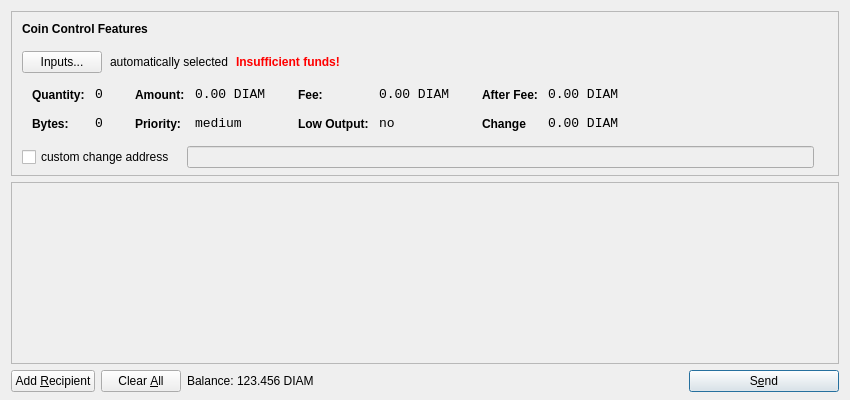
Old version of the form src/qt/forms/sendcoinsdialog.ui in the repository diamint-DIAM/diamint.
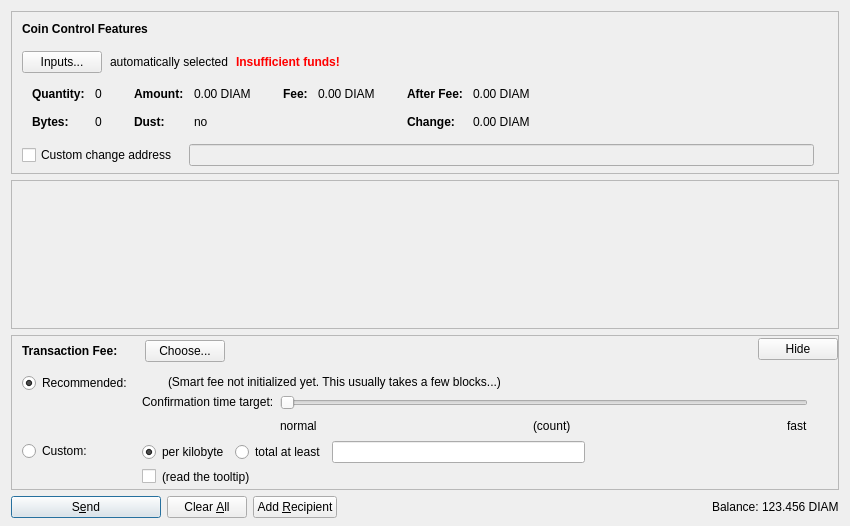
New version of the form. Icons and pictures are not drawn. Custom widgets are drawn as their Qt base class.

Diff of the .ui file:
```diff
--- a/src/qt/forms/sendcoinsdialog.ui
+++ b/src/qt/forms/sendcoinsdialog.ui
@@ -7,13 +7,13 @@
     <x>0</x>
     <y>0</y>
     <width>850</width>
-    <height>400</height>
+    <height>526</height>
    </rect>
   </property>
   <property name="windowTitle">
    <string>Send Coins</string>
   </property>
-  <layout class="QVBoxLayout" name="verticalLayout" stretch="0,1,0">
+  <layout class="QVBoxLayout" name="verticalLayout" stretch="0,1,0,0">
    <property name="bottomMargin">
     <number>8</number>
    </property>
@@ -39,7 +39,7 @@
      </property>
      <layout class="QVBoxLayout" name="verticalLayoutCoinControl2">
       <property name="spacing">
-       <number>-1</number>
+       <number>0</number>
       </property>
       <property name="leftMargin">
        <number>0</number>
@@ -206,8 +206,11 @@
                </property>
                <item row="0" column="0">
                 <widget class="QLabel" name="labelCoinControlQuantityText">
-                 <property name="styleSheet">
-                  <string notr="true">font-weight:bold;</string>
+                 <property name="font">
+                  <font>
+                   <weight>75</weight>
+                   <bold>true</bold>
+                  </font>
                  </property>
                  <property name="text">
                   <string>Quantity:</string>
@@ -219,12 +222,6 @@
                </item>
                <item row="0" column="1">
                 <widget class="QLabel" name="labelCoinControlQuantity">
-                 <property name="font">
-                  <font>
-                   <family>Monospace</family>
-                   <pointsize>10</pointsize>
-                  </font>
-                 </property>
                  <property name="cursor">
                   <cursorShape>IBeamCursor</cursorShape>
                  </property>
@@ -244,8 +241,11 @@
                </item>
                <item row="1" column="0">
                 <widget class="QLabel" name="labelCoinControlBytesText">
-                 <property name="styleSheet">
-                  <string notr="true">font-weight:bold;</string>
+                 <property name="font">
+                  <font>
+                   <weight>75</weight>
+                   <bold>true</bold>
+                  </font>
                  </property>
                  <property name="text">
                   <string>Bytes:</string>
@@ -254,12 +254,6 @@
                </item>
                <item row="1" column="1">
                 <widget class="QLabel" name="labelCoinControlBytes">
-                 <property name="font">
-                  <font>
-                   <family>Monospace</family>
-                   <pointsize>10</pointsize>
-                  </font>
-                 </property>
                  <property name="cursor">
                   <cursorShape>IBeamCursor</cursorShape>
                  </property>
@@ -295,8 +289,11 @@
                </property>
                <item row="0" column="0">
                 <widget class="QLabel" name="labelCoinControlAmountText">
-                 <property name="styleSheet">
-                  <string notr="true">font-weight:bold;</string>
+                 <property name="font">
+                  <font>
+                   <weight>75</weight>
+                   <bold>true</bold>
+                  </font>
                  </property>
                  <property name="text">
                   <string>Amount:</string>
@@ -308,12 +305,6 @@
                </item>
                <item row="0" column="1">
                 <widget class="QLabel" name="labelCoinControlAmount">
-                 <property name="font">
-                  <font>
-                   <family>Monospace</family>
-                   <pointsize>10</pointsize>
-                  </font>
-                 </property>
                  <property name="cursor">
                   <cursorShape>IBeamCursor</cursorShape>
                  </property>
@@ -329,23 +320,20 @@
                 </widget>
                </item>
                <item row="1" column="0">
-                <widget class="QLabel" name="labelCoinControlPriorityText">
-                 <property name="styleSheet">
-                  <string notr="true">font-weight:bold;</string>
+                <widget class="QLabel" name="labelCoinControlLowOutputText">
+                 <property name="font">
+                  <font>
+                   <weight>75</weight>
+                   <bold>true</bold>
+                  </font>
                  </property>
                  <property name="text">
-                  <string>Priority:</string>
+                  <string>Dust:</string>
                  </property>
                 </widget>
                </item>
                <item row="1" column="1">
-                <widget class="QLabel" name="labelCoinControlPriority">
-                 <property name="font">
-                  <font>
-                   <family>Monospace</family>
-                   <pointsize>10</pointsize>
-                  </font>
-                 </property>
+                <widget class="QLabel" name="labelCoinControlLowOutput">
                  <property name="cursor">
                   <cursorShape>IBeamCursor</cursorShape>
                  </property>
@@ -353,7 +341,7 @@
                   <enum>Qt::ActionsContextMenu</enum>
                  </property>
                  <property name="text">
-                  <string>medium</string>
+                  <string notr="true">no</string>
                  </property>
                  <property name="textInteractionFlags">
                   <set>Qt::LinksAccessibleByMouse|Qt::TextSelectableByKeyboard|Qt::TextSelectableByMouse</set>
@@ -381,8 +369,11 @@
                </property>
                <item row="0" column="0">
                 <widget class="QLabel" name="labelCoinControlFeeText">
-                 <property name="styleSheet">
-                  <string notr="true">font-weight:bold;</string>
+                 <property name="font">
+                  <font>
+                   <weight>75</weight>
+                   <bold>true</bold>
+                  </font>
                  </property>
                  <property name="text">
                   <string>Fee:</string>
@@ -394,12 +385,6 @@
                </item>
                <item row="0" column="1">
                 <widget class="QLabel" name="labelCoinControlFee">
-                 <property name="font">
-                  <font>
-                   <family>Monospace</family>
-                   <pointsize>10</pointsize>
-                  </font>
-                 </property>
                  <property name="cursor">
                   <cursorShape>IBeamCursor</cursorShape>
                  </property>
@@ -407,39 +392,7 @@
                   <enum>Qt::ActionsContextMenu</enum>
                  </property>
                  <property name="text">
-                  <string>0.00 DIAM</string>
-                 </property>
-                 <property name="textInteractionFlags">
-                  <set>Qt::LinksAccessibleByMouse|Qt::TextSelectableByKeyboard|Qt::TextSelectableByMouse</set>
-                 </property>
-                </widget>
-               </item>
-               <item row="1" column="0">
-                <widget class="QLabel" name="labelCoinControlLowOutputText">
-                 <property name="styleSheet">
-                  <string notr="true">font-weight:bold;</string>
-                 </property>
-                 <property name="text">
-                  <string>Low Output:</string>
-                 </property>
-                </widget>
-               </item>
-               <item row="1" column="1">
-                <widget class="QLabel" name="labelCoinControlLowOutput">
-                 <property name="font">
-                  <font>
-                   <family>Monospace</family>
-                   <pointsize>10</pointsize>
-                  </font>
-                 </property>
-                 <property name="cursor">
-                  <cursorShape>IBeamCursor</cursorShape>
-                 </property>
-                 <property name="contextMenuPolicy">
-                  <enum>Qt::ActionsContextMenu</enum>
-                 </property>
-                 <property name="text">
-                  <string>no</string>
+                  <string notr="true">0.00 DIAM</string>
                  </property>
                  <property name="textInteractionFlags">
                   <set>Qt::LinksAccessibleByMouse|Qt::TextSelectableByKeyboard|Qt::TextSelectableByMouse</set>
@@ -467,8 +420,11 @@
                </property>
                <item row="0" column="0">
                 <widget class="QLabel" name="labelCoinControlAfterFeeText">
-                 <property name="styleSheet">
-                  <string notr="true">font-weight:bold;</string>
+                 <property name="font">
+                  <font>
+                   <weight>75</weight>
+                   <bold>true</bold>
+                  </font>
                  </property>
                  <property name="text">
                   <string>After Fee:</string>
@@ -480,12 +436,6 @@
                </item>
                <item row="0" column="1">
                 <widget class="QLabel" name="labelCoinControlAfterFee">
-                 <property name="font">
-                  <font>
-                   <family>Monospace</family>
-                   <pointsize>10</pointsize>
-                  </font>
-                 </property>
                  <property name="cursor">
                   <cursorShape>IBeamCursor</cursorShape>
                  </property>
@@ -502,22 +452,19 @@
                </item>
                <item row="1" column="0">
                 <widget class="QLabel" name="labelCoinControlChangeText">
-                 <property name="styleSheet">
-                  <string notr="true">font-weight:bold;</string>
+                 <property name="font">
+                  <font>
+                   <weight>75</weight>
+                   <bold>true</bold>
+                  </font>
                  </property>
                  <property name="text">
-                  <string>Change</string>
+                  <string>Change:</string>
                  </property>
                 </widget>
                </item>
                <item row="1" column="1">
                 <widget class="QLabel" name="labelCoinControlChange">
-                 <property name="font">
-                  <font>
-                   <family>Monospace</family>
-                   <pointsize>10</pointsize>
-                  </font>
-                 </property>
                  <property name="cursor">
                   <cursorShape>IBeamCursor</cursorShape>
                  </property>
@@ -556,7 +503,7 @@
           <item>
            <widget class="QCheckBox" name="checkBoxCoinControlChange">
             <property name="text">
-             <string>custom change address</string>
+             <string>Custom change address</string>
             </property>
            </widget>
           </item>
@@ -626,11 +573,20 @@
         <x>0</x>
         <y>0</y>
         <width>830</width>
-        <height>165</height>
+        <height>104</height>
        </rect>
       </property>
-      <layout class="QVBoxLayout" name="verticalLayout_2">
-       <property name="margin">
+      <layout class="QVBoxLayout" name="verticalLayout_2" stretch="0,1">
+       <property name="leftMargin">
+        <number>0</number>
+       </property>
+       <property name="topMargin">
+        <number>0</number>
+       </property>
+       <property name="rightMargin">
+        <number>0</number>
+       </property>
+       <property name="bottomMargin">
         <number>0</number>
        </property>
        <item>
@@ -657,15 +613,572 @@
      </widget>
     </widget>
    </item>
+   <item>
+    <widget class="QFrame" name="frameFee">
+     <property name="sizePolicy">
+      <sizepolicy hsizetype="Expanding" vsizetype="Expanding">
+       <horstretch>0</horstretch>
+       <verstretch>0</verstretch>
+      </sizepolicy>
+     </property>
+     <property name="maximumSize">
+      <size>
+       <width>16777215</width>
+       <height>16777215</height>
+      </size>
+     </property>
+     <property name="frameShape">
+      <enum>QFrame::StyledPanel</enum>
+     </property>
+     <property name="frameShadow">
+      <enum>QFrame::Sunken</enum>
+     </property>
+     <layout class="QVBoxLayout" name="verticalLayoutFee1">
+      <property name="spacing">
+       <number>0</number>
+      </property>
+      <property name="leftMargin">
+       <number>0</number>
+      </property>
+      <property name="topMargin">
+       <number>0</number>
+      </property>
+      <property name="rightMargin">
+       <number>0</number>
+      </property>
+      <property name="bottomMargin">
+       <number>0</number>
+      </property>
+      <item>
+       <layout class="QVBoxLayout" name="verticalLayoutFee2" stretch="0,0,0">
+        <property name="spacing">
+         <number>0</number>
+        </property>
+        <property name="leftMargin">
+         <number>10</number>
+        </property>
+        <property name="topMargin">
+         <number>0</number>
+        </property>
+        <item>
+         <layout class="QHBoxLayout" name="horizontalLayoutFee1">
+          <property name="bottomMargin">
+           <number>0</number>
+          </property>
+          <item>
+           <layout class="QVBoxLayout" name="verticalLayoutFee7">
+            <property name="spacing">
+             <number>0</number>
+            </property>
+            <item>
+             <spacer name="verticalSpacerSmartFee">
+              <property name="orientation">
+               <enum>Qt::Vertical</enum>
+              </property>
+              <property name="sizeType">
+               <enum>QSizePolicy::Fixed</enum>
+              </property>
+              <property name="sizeHint" stdset="0">
+               <size>
+                <width>1</width>
+                <height>4</height>
+               </size>
+              </property>
+             </spacer>
+            </item>
+            <item>
+             <layout class="QHBoxLayout" name="horizontalLayoutSmartFee">
+              <property name="spacing">
+               <number>10</number>
+              </property>
+              <item>
+               <widget class="QLabel" name="labelFeeHeadline">
+                <property name="sizePolicy">
+                 <sizepolicy hsizetype="Preferred" vsizetype="Maximum">
+                  <horstretch>0</horstretch>
+                  <verstretch>0</verstretch>
+                 </sizepolicy>
+                </property>
+                <property name="font">
+                 <font>
+                  <weight>75</weight>
+                  <bold>true</bold>
+                 </font>
+                </property>
+                <property name="styleSheet">
+                 <string notr="true">font-weight:bold;</string>
+                </property>
+                <property name="text">
+                 <string>Transaction Fee:</string>
+                </property>
+               </widget>
+              </item>
+              <item>
+               <widget class="QLabel" name="labelFeeMinimized">
+                <property name="text">
+                 <string/>
+                </property>
+               </widget>
+              </item>
+              <item>
+               <widget class="QPushButton" name="buttonChooseFee">
+                <property name="text">
+                 <string>Choose...</string>
+                </property>
+               </widget>
+              </item>
+             </layout>
+            </item>
+            <item>
+             <spacer name="verticalSpacer_5">
+              <property name="orientation">
+               <enum>Qt::Vertical</enum>
+              </property>
+              <property name="sizeHint" stdset="0">
+               <size>
+                <width>1</width>
+                <height>1</height>
+               </size>
+              </property>
+             </spacer>
+            </item>
+           </layout>
+          </item>
+          <item>
+           <spacer name="horizontalSpacer_4">
+            <property name="orientation">
+             <enum>Qt::Horizontal</enum>
+            </property>
+            <property name="sizeHint" stdset="0">
+             <size>
+              <width>40</width>
+              <height>20</height>
+             </size>
+            </property>
+           </spacer>
+          </item>
+          <item>
+           <widget class="QPushButton" name="buttonMinimizeFee">
+            <property name="toolTip">
+             <string>collapse fee-settings</string>
+            </property>
+            <property name="text">
+             <string>Hide</string>
+            </property>
+           </widget>
+          </item>
+         </layout>
+        </item>
+        <item>
+         <widget class="QFrame" name="frameFeeSelection">
+          <layout class="QVBoxLayout" name="verticalLayoutFee12">
+           <property name="spacing">
+            <number>0</number>
+           </property>
+           <property name="leftMargin">
+            <number>0</number>
+           </property>
+           <property name="topMargin">
+            <number>0</number>
+           </property>
+           <property name="rightMargin">
+            <number>0</number>
+           </property>
+           <property name="bottomMargin">
+            <number>0</number>
+           </property>
+           <item>
+            <layout class="QGridLayout" name="gridLayoutFee">
+             <property name="topMargin">
+              <number>10</number>
+             </property>
+             <property name="bottomMargin">
+              <number>4</number>
+             </property>
+             <property name="horizontalSpacing">
+              <number>10</number>
+             </property>
+             <property name="verticalSpacing">
+              <number>4</number>
+             </property>
+             <item row="1" column="1">
+              <layout class="QVBoxLayout" name="verticalLayoutFee8">
+               <property name="spacing">
+                <number>6</number>
+               </property>
+               <item>
+                <layout class="QHBoxLayout" name="horizontalLayoutFee13">
+                 <item>
+                  <widget class="QRadioButton" name="radioCustomPerKilobyte">
+                   <property name="toolTip">
+                    <string>If the custom fee is set to 1000 satoshis and the transaction is only 250 bytes, then &quot;per kilobyte&quot; only pays 250 satoshis in fee, while &quot;total at least&quot; pays 1000 satoshis. For transactions bigger than a kilobyte both pay by kilobyte.</string>
+                   </property>
+                   <property name="text">
+                    <string>per kilobyte</string>
+                   </property>
+                   <property name="checked">
+                    <bool>true</bool>
+                   </property>
+                   <attribute name="buttonGroup">
+                    <string notr="true">groupCustomFee</string>
+                   </attribute>
+                  </widget>
+                 </item>
+                 <item>
+                  <widget class="QRadioButton" name="radioCustomAtLeast">
+                   <property name="toolTip">
+                    <string>If the custom fee is set to 1000 satoshis and the transaction is only 250 bytes, then &quot;per kilobyte&quot; only pays 250 satoshis in fee, while &quot;total at least&quot; pays 1000 satoshis. For transactions bigger than a kilobyte both pay by kilobyte.</string>
+                   </property>
+                   <property name="text">
+                    <string>total at least</string>
+                   </property>
+                   <attribute name="buttonGroup">
+                    <string notr="true">groupCustomFee</string>
+                   </attribute>
+                  </widget>
+                 </item>
+                 <item>
+                  <widget class="BitcoinAmountField" name="customFee"/>
+                 </item>
+                 <item>
+                  <spacer name="horizontalSpacer_6">
+                   <property name="orientation">
+                    <enum>Qt::Horizontal</enum>
+                   </property>
+                   <property name="sizeHint" stdset="0">
+                    <size>
+                     <width>1</width>
+                     <height>1</height>
+                    </size>
+                   </property>
+                  </spacer>
+                 </item>
+                </layout>
+               </item>
+               <item>
+                <layout class="QHBoxLayout" name="horizontalLayoutFee8">
+                 <item>
+                  <widget class="QCheckBox" name="checkBoxMinimumFee">
+                   <property name="toolTip">
+                    <string>Paying only the minimum fee is just fine as long as there is less transaction volume than space in the blocks. But be aware that this can end up in a never confirming transaction once there is more demand for diamint transactions than the network can process.</string>
+                   </property>
+                   <property name="text">
+                    <string/>
+                   </property>
+                  </widget>
+                 </item>
+                 <item>
+                  <widget class="QLabel" name="labelMinFeeWarning">
+                   <property name="enabled">
+                    <bool>true</bool>
+                   </property>
+                   <property name="toolTip">
+                    <string>Paying only the minimum fee is just fine as long as there is less transaction volume than space in the blocks. But be aware that this can end up in a never confirming transaction once there is more demand for diamint transactions than the network can process.</string>
+                   </property>
+                   <property name="text">
+                    <string>(read the tooltip)</string>
+                   </property>
+                   <property name="margin">
+                    <number>5</number>
+                   </property>
+                  </widget>
+                 </item>
+                 <item>
+                  <spacer name="horizontalSpacer_2">
+                   <property name="orientation">
+                    <enum>Qt::Horizontal</enum>
+                   </property>
+                   <property name="sizeHint" stdset="0">
+                    <size>
+                     <width>1</width>
+                     <height>1</height>
+                    </size>
+                   </property>
+                  </spacer>
+                 </item>
+                </layout>
+               </item>
+              </layout>
+             </item>
+             <item row="0" column="0">
+              <layout class="QVBoxLayout" name="verticalLayoutFee4" stretch="0,1">
+               <item>
+                <widget class="QRadioButton" name="radioSmartFee">
+                 <property name="text">
+                  <string>Recommended:</string>
+                 </property>
+                 <property name="checked">
+                  <bool>true</bool>
+                 </property>
+                 <attribute name="buttonGroup">
+                  <string notr="true">groupFee</string>
+                 </attribute>
+                </widget>
+               </item>
+               <item>
+                <spacer name="verticalSpacer_2">
+                 <property name="orientation">
+                  <enum>Qt::Vertical</enum>
+                 </property>
+                 <property name="sizeHint" stdset="0">
+                  <size>
+                   <width>1</width>
+                   <height>1</height>
+                  </size>
+                 </property>
+                </spacer>
+               </item>
+              </layout>
+             </item>
+             <item row="1" column="0">
+              <layout class="QVBoxLayout" name="verticalLayoutFee9" stretch="0,1">
+               <item>
+                <widget class="QRadioButton" name="radioCustomFee">
+                 <property name="text">
+                  <string>Custom:</string>
+                 </property>
+                 <attribute name="buttonGroup">
+                  <string notr="true">groupFee</string>
+                 </attribute>
+                </widget>
+               </item>
+               <item>
+                <spacer name="verticalSpacer_6">
+                 <property name="orientation">
+                  <enum>Qt::Vertical</enum>
+                 </property>
+                 <property name="sizeHint" stdset="0">
+                  <size>
+                   <width>1</width>
+                   <height>1</height>
+                  </size>
+                 </property>
+                </spacer>
+               </item>
+              </layout>
+             </item>
+             <item row="0" column="1">
+              <layout class="QVBoxLayout" name="verticalLayoutFee3" stretch="0,0,1">
+               <property name="spacing">
+                <number>6</number>
+               </property>
+               <property name="topMargin">
+                <number>2</number>
+               </property>
+               <item>
+                <layout class="QHBoxLayout" name="horizontalLayoutFee12">
+                 <item>
+                  <widget class="QLabel" name="labelSmartFee">
+                   <property name="text">
+                    <string/>
+                   </property>
+                   <property name="margin">
+                    <number>2</number>
+                   </property>
+                  </widget>
+                 </item>
+                 <item>
+                  <widget class="QLabel" name="labelFeeEstimation">
+                   <property name="text">
+                    <string/>
+                   </property>
+                  </widget>
+                 </item>
+                 <item>
+                  <widget class="QLabel" name="labelSmartFee2">
+                   <property name="text">
+                    <string>(Smart fee not initialized yet. This usually takes a few blocks...)</string>
+                   </property>
+                   <property name="margin">
+                    <number>2</number>
+                   </property>
+                  </widget>
+                 </item>
+                 <item>
+                  <spacer name="horizontalSpacer_5">
+                   <property name="orientation">
+                    <enum>Qt::Horizontal</enum>
+                   </property>
+                   <property name="sizeHint" stdset="0">
+                    <size>
+                     <width>1</width>
+                     <height>1</height>
+                    </size>
+                   </property>
+                  </spacer>
+                 </item>
+                </layout>
+               </item>
+               <item>
+                <layout class="QHBoxLayout" name="horizontalLayoutFee9">
+                 <item>
+                  <layout class="QVBoxLayout" name="verticalLayoutFee6">
+                   <item>
+                    <widget class="QLabel" name="labelSmartFee3">
+                     <property name="text">
+                      <string>Confirmation time target:</string>
+                     </property>
+                     <property name="margin">
+                      <number>2</number>
+                     </property>
+                    </widget>
+                   </item>
+                   <item>
+                    <spacer name="verticalSpacer_3">
+                     <property name="orientation">
+                      <enum>Qt::Vertical</enum>
+                     </property>
+                     <property name="sizeHint" stdset="0">
+                      <size>
+                       <width>1</width>
+                       <height>1</height>
+                      </size>
+                     </property>
+                    </spacer>
+                   </item>
+                  </layout>
+                 </item>
+                 <item>
+                  <layout class="QVBoxLayout" name="verticalLayoutFee5">
+                   <property name="rightMargin">
+                    <number>30</number>
+                   </property>
+                   <item>
+                    <widget class="QSlider" name="sliderSmartFee">
+                     <property name="minimum">
+                      <number>0</number>
+                     </property>
+                     <property name="maximum">
+                      <number>23</number>
+                     </property>
+                     <property name="pageStep">
+                      <number>1</number>
+                     </property>
+                     <property name="value">
+                      <number>0</number>
+                     </property>
+                     <property name="orientation">
+                      <enum>Qt::Horizontal</enum>
+                     </property>
+                     <property name="invertedAppearance">
+                      <bool>false</bool>
+                     </property>
+                     <property name="invertedControls">
+                      <bool>false</bool>
+                     </property>
+                     <property name="tickPosition">
+                      <enum>QSlider::NoTicks</enum>
+                     </property>
+                    </widget>
+                   </item>
+                   <item>
+                    <layout class="QHBoxLayout" name="horizontalLayoutFee10">
+                     <item>
+                      <widget class="QLabel" name="labelSmartFeeNormal">
+                       <property name="text">
+                        <string>normal</string>
+                       </property>
+                      </widget>
+                     </item>
+                     <item>
+                      <spacer name="horizontalSpacer_7">
+                       <property name="orientation">
+                        <enum>Qt::Horizontal</enum>
+                       </property>
+                       <property name="sizeHint" stdset="0">
+                        <size>
+                         <width>40</width>
+                         <height>20</height>
+                        </size>
+                       </property>
+                      </spacer>
+                     </item>
+                     <item>
+                      <widget class="QLabel" name="confirmationTargetLabel">
+                       <property name="text">
+                        <string notr="true">(count)</string>
+                       </property>
+                      </widget>
+                     </item>
+                     <item>
+                      <spacer name="horizontalSpacer_3">
+                       <property name="orientation">
+                        <enum>Qt::Horizontal</enum>
+                       </property>
+                       <property name="sizeHint" stdset="0">
+                        <size>
+                         <width>40</width>
+                         <height>20</height>
+                        </size>
+                       </property>
+                      </spacer>
+                     </item>
+                     <item>
+                      <widget class="QLabel" name="labelSmartFeeFast">
+                       <property name="text">
+                        <string>fast</string>
+                       </property>
+                      </widget>
+                     </item>
+                    </layout>
+                   </item>
+                  </layout>
+                 </item>
+                </layout>
+               </item>
+               <item>
+                <spacer name="verticalSpacer_4">
+                 <property name="orientation">
+                  <enum>Qt::Vertical</enum>
+                 </property>
+                 <property name="sizeHint" stdset="0">
+                  <size>
+                   <width>1</width>
+                   <height>1</height>
+                  </size>
+                 </property>
+                </spacer>
+               </item>
+              </layout>
+             </item>
+            </layout>
+           </item>
+          </layout>
+         </widget>
+        </item>
+        <item>
+         <spacer name="verticalSpacerFee">
+          <property name="orientation">
+           <enum>Qt::Vertical</enum>
+          </property>
+          <property name="sizeHint" stdset="0">
+           <size>
+            <width>800</width>
+            <height>1</height>
+           </size>
+          </property>
+         </spacer>
+        </item>
+       </layout>
+      </item>
+     </layout>
+    </widget>
+   </item>
    <item>
     <layout class="QHBoxLayout" name="horizontalLayout">
      <item>
-      <widget class="QPushButton" name="addButton">
+      <widget class="QPushButton" name="sendButton">
+       <property name="minimumSize">
+        <size>
+         <width>150</width>
+         <height>0</height>
+        </size>
+       </property>
        <property name="toolTip">
         <string>Send to multiple recipients at once</string>
        </property>
        <property name="text">
-        <string>Add &amp;Recipient</string>
+        <string>S&amp;end</string>
        </property>
        <property name="icon">
         <iconset resource="../bitcoin.qrc">
@@ -674,6 +1187,9 @@
        <property name="autoDefault">
         <bool>false</bool>
        </property>
+       <property name="default">
+        <bool>true</bool>
+       </property>
       </widget>
      </item>
      <item>
@@ -697,11 +1213,38 @@
        <property name="autoRepeatDelay">
         <number>300</number>
        </property>
+      </widget>
+     </item>
+     <item>
+      <widget class="QPushButton" name="addButton">
+       <property name="toolTip">
+        <string>Send to multiple recipients at once</string>
+       </property>
+       <property name="text">
+        <string>Add &amp;Recipient</string>
+       </property>
+       <property name="icon">
+        <iconset resource="../bitcoin.qrc">
+         <normaloff>:/icons/add</normaloff>:/icons/add</iconset>
+       </property>
        <property name="autoDefault">
         <bool>false</bool>
        </property>
       </widget>
      </item>
+     <item>
+      <spacer name="horizontalSpacer">
+       <property name="orientation">
+        <enum>Qt::Horizontal</enum>
+       </property>
+       <property name="sizeHint" stdset="0">
+        <size>
+         <width>40</width>
+         <height>20</height>
+        </size>
+       </property>
+      </spacer>
+     </item>
      <item>
       <layout class="QHBoxLayout" name="horizontalLayout_2">
        <property name="spacing">
@@ -741,46 +1284,23 @@
        </item>
       </layout>
      </item>
-     <item>
-      <spacer name="horizontalSpacer">
-       <property name="orientation">
-        <enum>Qt::Horizontal</enum>
-       </property>
-       <property name="sizeHint" stdset="0">
-        <size>
-         <width>40</width>
-         <height>20</height>
-        </size>
-       </property>
-      </spacer>
-     </item>
-     <item>
-      <widget class="QPushButton" name="sendButton">
-       <property name="minimumSize">
-        <size>
-         <width>150</width>
-         <height>0</height>
-        </size>
-       </property>
-       <property name="toolTip">
-        <string>Confirm the send action</string>
-       </property>
-       <property name="text">
-        <string>S&amp;end</string>
-       </property>
-       <property name="icon">
-        <iconset resource="../bitcoin.qrc">
-         <normaloff>:/icons/send</normaloff>:/icons/send</iconset>
-       </property>
-       <property name="default">
-        <bool>true</bool>
-       </property>
-      </widget>
-     </item>
     </layout>
    </item>
   </layout>
  </widget>
+ <customwidgets>
+  <customwidget>
+   <class>QValidatedLineEdit</class>
+   <extends>QLineEdit</extends>
+   <header>qvalidatedlineedit.h</header>
+  </customwidget>
+  <customwidget>
+   <class>BitcoinAmountField</class>
+   <extends>QLineEdit</extends>
+   <header>bitcoinamountfield.h</header>
+   <container>1</container>
+  </customwidget>
+ </customwidgets>
  <resources>
   <include location="../bitcoin.qrc"/>
  </resources>
```
Left out of the diff: 45 changed lines with no effect on the pictures.
